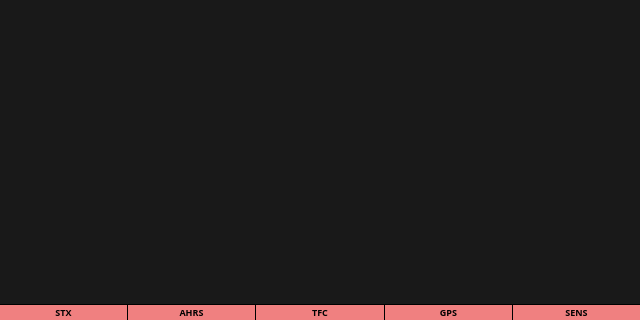
Above: ui/AHRSMainWin.ui from UnexplodedMinds/Stratofier before the change; both pictures show x 0 to 640 and y 480 to 800 of the 640 by 800 pixel window. Below: the same form after it.
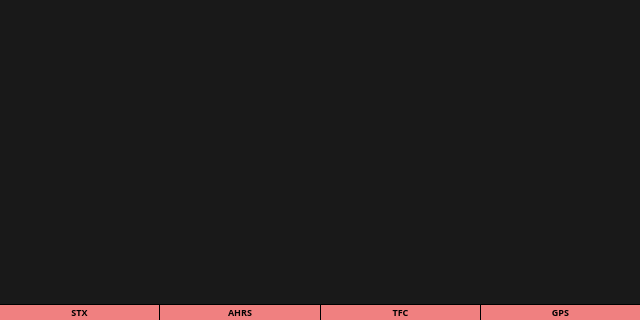
That is the form after the change. Icons and pictures are not drawn. Custom widgets are drawn as their Qt base class.

```diff
--- a/ui/AHRSMainWin.ui
+++ b/ui/AHRSMainWin.ui
@@ -458,36 +458,6 @@
         </property>
        </widget>
       </item>
-      <item>
-       <widget class="QLabel" name="m_pSensIndicator">
-        <property name="sizePolicy">
-         <sizepolicy hsizetype="MinimumExpanding" vsizetype="Minimum">
-          <horstretch>0</horstretch>
-          <verstretch>0</verstretch>
-         </sizepolicy>
-        </property>
-        <property name="font">
-         <font>
-          <family>Piboto</family>
-          <pointsize>7</pointsize>
-          <weight>75</weight>
-          <bold>true</bold>
-         </font>
-        </property>
-        <property name="autoFillBackground">
-         <bool>false</bool>
-        </property>
-        <property name="styleSheet">
-         <string notr="true">QLabel { border: none; background-color: LightCoral; color: black; margin: 0px; }</string>
-        </property>
-        <property name="text">
-         <string>SENS</string>
-        </property>
-        <property name="alignment">
-         <set>Qt::AlignCenter</set>
-        </property>
-       </widget>
-      </item>
      </layout>
     </item>
    </layout>
```
